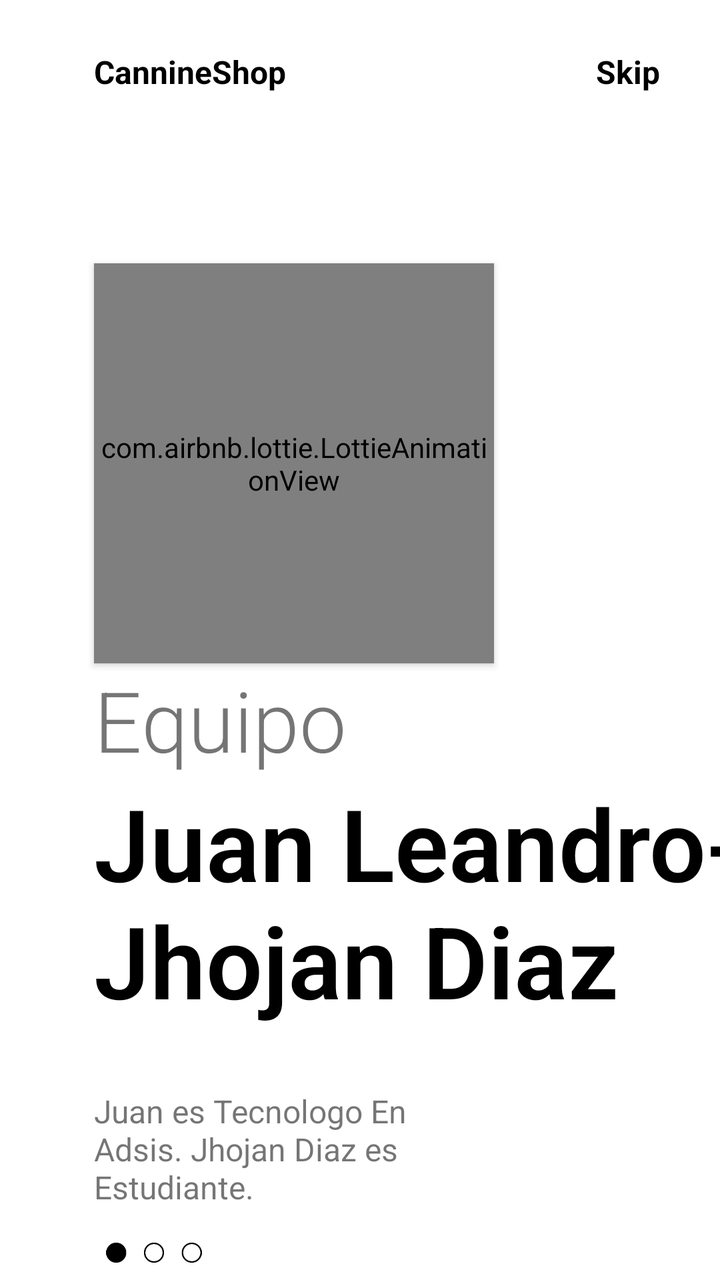
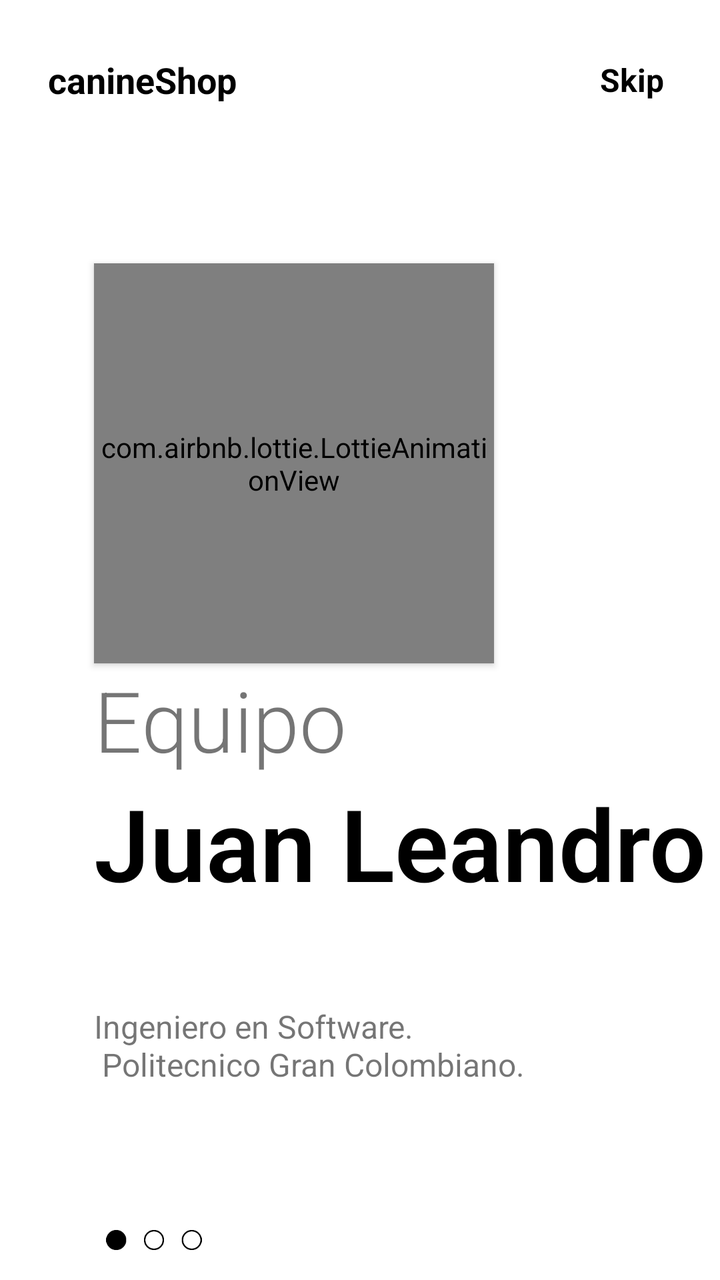

The first picture is an Android layout as it rendered before a commit; the second is the same layout after the commit. The layout source and the unified diff follow.
<!-- AndroidManifest.xml: application theme Theme.Flashlight -->
<!-- res/layout/fragment_on_boarding1.xml -->
<?xml version="1.0" encoding="utf-8"?>
<androidx.constraintlayout.widget.ConstraintLayout xmlns:android="http://schemas.android.com/apk/res/android"
    xmlns:app="http://schemas.android.com/apk/res-auto"
    android:layout_width="match_parent"
    android:layout_height="match_parent"
    android:background="@color/white">

    <com.airbnb.lottie.LottieAnimationView
        android:id="@+id/imagenView"
        app:lottie_autoPlay="true"
        app:lottie_repeatCount="999999999"
        android:elevation="2dp"
        android:layout_width="200dp"
        android:layout_height="200dp"
        app:lottie_rawRes="@raw/o_b1"
        app:layout_constraintBottom_toBottomOf="parent"
        app:layout_constraintEnd_toEndOf="parent"
        app:layout_constraintHorizontal_bias="0.293"
        app:layout_constraintStart_toStartOf="parent"
        app:layout_constraintTop_toTopOf="parent"
        app:layout_constraintVertical_bias="0.299"/>

    <TextView
        android:id="@+id/textView"
        android:layout_width="wrap_content"
        android:layout_height="wrap_content"
        android:text="CannineShop"
        android:textColor="@color/black"
        android:textSize="16sp"
        android:textStyle="bold"
        app:layout_constraintVertical_bias="0"
        android:layout_marginTop="25dp"
        app:layout_constraintHorizontal_bias="0"
        app:layout_constraintBottom_toBottomOf="@id/imagenView"
        app:layout_constraintEnd_toEndOf="parent"
        app:layout_constraintStart_toStartOf="@id/imagenView"
        app:layout_constraintTop_toTopOf="parent"/>

    <TextView
        android:id="@+id/Skip"
        android:layout_width="wrap_content"
        android:layout_height="wrap_content"
        android:clickable="true"
        android:text="Skip"
        android:textSize="16sp"
        android:textStyle="bold"
        android:textColor="@color/black"
        app:layout_constraintHorizontal_bias="1"
        android:layout_marginRight="30dp"
        app:layout_constraintBottom_toBottomOf="@id/textView"
        app:layout_constraintEnd_toEndOf="parent"
        app:layout_constraintStart_toStartOf="@id/textView"
        app:layout_constraintTop_toTopOf="@+id/textView"/>

    <TextView
        android:id="@+id/textView2"
        android:layout_width="wrap_content"
        android:layout_height="wrap_content"
        android:fontFamily="sans-serif-light"
        android:text="Equipo"
        android:textSize="42sp"
        app:layout_constraintHorizontal_bias="0"
        app:layout_constraintBottom_toBottomOf="parent"
        app:layout_constraintEnd_toEndOf="parent"
        app:layout_constraintStart_toStartOf="@id/imagenView"
        app:layout_constraintTop_toBottomOf="@+id/imagenView"
        app:layout_constraintVertical_bias="0"/>

    <TextView
        android:id="@+id/textView3"
        android:layout_width="wrap_content"
        android:layout_height="wrap_content"
        android:fontFamily="sans-serif-light"
        android:text="Juan Leandro-  Jhojan Diaz"
        android:textSize="50sp"
        android:textColor="@color/black"
        android:textStyle="bold"
        app:layout_constraintBottom_toBottomOf="parent"
        app:layout_constraintEnd_toEndOf="parent"
        app:layout_constraintHorizontal_bias="0"
        app:layout_constraintStart_toStartOf="@id/textView2"
        app:layout_constraintTop_toBottomOf="@+id/textView2"
        app:layout_constraintVertical_bias="0"/>


    <TextView
        android:id="@+id/textView4"
        android:layout_width="0dp"
        android:layout_height="0dp"
        android:text="Juan es Tecnologo En Adsis. Jhojan Diaz es Estudiante."
        android:textSize="16sp"
        app:layout_constraintHeight_percent=".1"
        app:layout_constraintHorizontal_bias="0"
        app:layout_constraintBottom_toBottomOf="parent"
        app:layout_constraintEnd_toEndOf="parent"
        app:layout_constraintStart_toStartOf="@id/textView3"
        app:layout_constraintTop_toBottomOf="@+id/textView3"
        app:layout_constraintWidth_percent=".5"/>

    <ImageView
        android:layout_width="50dp"
        android:layout_height="10dp"
        android:src="@drawable/tab1"
        app:layout_constraintHorizontal_bias="0"
        app:layout_constraintVertical_bias=".6"
        android:layout_marginLeft="5dp"
        app:layout_constraintBottom_toBottomOf="parent"
        app:layout_constraintEnd_toEndOf="parent"
        app:layout_constraintStart_toStartOf="@id/textView4"
        app:layout_constraintTop_toBottomOf="@+id/textView4"/>

</androidx.constraintlayout.widget.ConstraintLayout>
<!-- resources referenced by this layout -->
<resources>
  <color name="black">#000000</color>
  <color name="white">#ffffff</color>
  <!-- drawable tab1: png bitmap (drawable-v24, 1599 bytes) -->
  <style name="Theme.Flashlight" parent="Theme.MaterialComponents.DayNight.DarkActionBar">
          
          <item name="colorPrimary">@color/purple_500</item>
          <item name="colorPrimaryVariant">@color/purple_700</item>
          <item name="colorOnPrimary">@color/white</item>
          
          <item name="colorSecondary">@color/teal_200</item>
          <item name="colorSecondaryVariant">@color/teal_700</item>
          <item name="colorOnSecondary">@color/black</item>
          
          <item name="android:statusBarColor" tools:targetApi="l">?attr/colorPrimaryVariant</item>
          
      </style>
  <color name="purple_500">#FF6200EE</color>
  <color name="purple_700">#FF3700B3</color>
  <color name="teal_200">#FF03DAC5</color>
  <color name="teal_700">#FF018786</color>
</resources>

<!-- the commit's change to res/layout/fragment_on_boarding1.xml (unified diff, before → after) -->
@@ -18,39 +18,39 @@
         app:layout_constraintHorizontal_bias="0.293"
         app:layout_constraintStart_toStartOf="parent"
         app:layout_constraintTop_toTopOf="parent"
-        app:layout_constraintVertical_bias="0.299"/>
+        app:layout_constraintVertical_bias="0.299" />
 
     <TextView
         android:id="@+id/textView"
         android:layout_width="wrap_content"
-        android:layout_height="wrap_content"
-        android:text="CannineShop"
+        android:layout_height="48dp"
+        android:gravity="center_vertical"
+        android:layout_marginStart="24dp"
+        android:layout_marginTop="16dp"
+        android:text="canineShop"
         android:textColor="@color/black"
-        android:textSize="16sp"
+        android:textSize="18sp"
         android:textStyle="bold"
-        app:layout_constraintVertical_bias="0"
-        android:layout_marginTop="25dp"
-        app:layout_constraintHorizontal_bias="0"
-        app:layout_constraintBottom_toBottomOf="@id/imagenView"
-        app:layout_constraintEnd_toEndOf="parent"
-        app:layout_constraintStart_toStartOf="@id/imagenView"
-        app:layout_constraintTop_toTopOf="parent"/>
+        app:layout_constraintStart_toStartOf="parent"
+        app:layout_constraintTop_toTopOf="parent" />
 
     <TextView
         android:id="@+id/Skip"
         android:layout_width="wrap_content"
-        android:layout_height="wrap_content"
+        android:layout_height="48dp"
+        android:gravity="center"
+        android:paddingStart="12dp"
+        android:paddingEnd="12dp"
         android:clickable="true"
+        android:focusable="true"
         android:text="Skip"
         android:textSize="16sp"
         android:textStyle="bold"
         android:textColor="@color/black"
-        app:layout_constraintHorizontal_bias="1"
-        android:layout_marginRight="30dp"
-        app:layout_constraintBottom_toBottomOf="@id/textView"
         app:layout_constraintEnd_toEndOf="parent"
-        app:layout_constraintStart_toStartOf="@id/textView"
-        app:layout_constraintTop_toTopOf="@+id/textView"/>
+        android:layout_marginEnd="16dp"
+        app:layout_constraintTop_toTopOf="@id/textView"
+        app:layout_constraintBottom_toBottomOf="@id/textView" />
 
     <TextView
         android:id="@+id/textView2"
@@ -64,14 +64,14 @@
         app:layout_constraintEnd_toEndOf="parent"
         app:layout_constraintStart_toStartOf="@id/imagenView"
         app:layout_constraintTop_toBottomOf="@+id/imagenView"
-        app:layout_constraintVertical_bias="0"/>
+        app:layout_constraintVertical_bias="0" />
 
     <TextView
         android:id="@+id/textView3"
         android:layout_width="wrap_content"
         android:layout_height="wrap_content"
         android:fontFamily="sans-serif-light"
-        android:text="Juan Leandro-  Jhojan Diaz"
+        android:text="Juan Leandro"
         android:textSize="50sp"
         android:textColor="@color/black"
         android:textStyle="bold"
@@ -80,22 +80,22 @@
         app:layout_constraintHorizontal_bias="0"
         app:layout_constraintStart_toStartOf="@id/textView2"
         app:layout_constraintTop_toBottomOf="@+id/textView2"
-        app:layout_constraintVertical_bias="0"/>
+        app:layout_constraintVertical_bias="0" />
 
 
     <TextView
         android:id="@+id/textView4"
-        android:layout_width="0dp"
-        android:layout_height="0dp"
-        android:text="Juan es Tecnologo En Adsis. Jhojan Diaz es Estudiante."
+        android:layout_width="238dp"
+        android:layout_height="90dp"
+        android:text="Ingeniero en Software.\n Politecnico Gran Colombiano."
         android:textSize="16sp"
+        app:layout_constraintBottom_toBottomOf="parent"
+        app:layout_constraintEnd_toEndOf="parent"
         app:layout_constraintHeight_percent=".1"
         app:layout_constraintHorizontal_bias="0"
-        app:layout_constraintBottom_toBottomOf="parent"
-        app:layout_constraintEnd_toEndOf="parent"
         app:layout_constraintStart_toStartOf="@id/textView3"
         app:layout_constraintTop_toBottomOf="@+id/textView3"
-        app:layout_constraintWidth_percent=".5"/>
+        app:layout_constraintWidth_percent=".5" />
 
     <ImageView
         android:layout_width="50dp"
@@ -107,6 +107,6 @@
         app:layout_constraintBottom_toBottomOf="parent"
         app:layout_constraintEnd_toEndOf="parent"
         app:layout_constraintStart_toStartOf="@id/textView4"
-        app:layout_constraintTop_toBottomOf="@+id/textView4"/>
+        app:layout_constraintTop_toBottomOf="@+id/textView4" />
 
 </androidx.constraintlayout.widget.ConstraintLayout>
